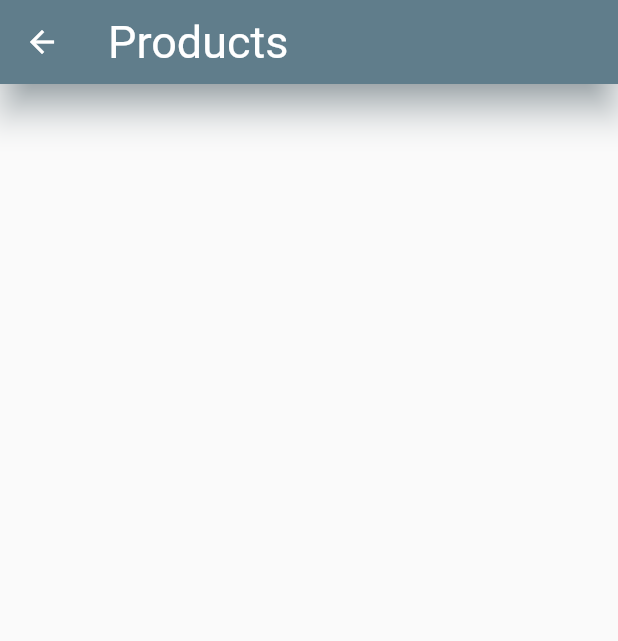
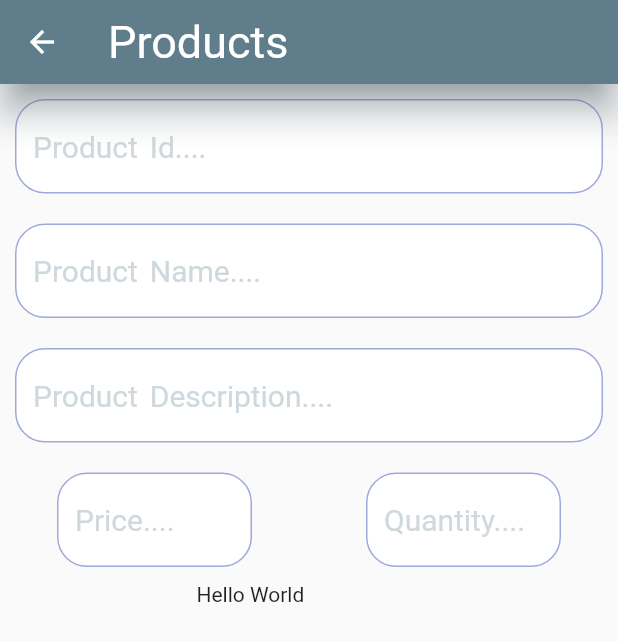
Before and after one commit to VivekTailor19/invoice_built, a Flutter app: the AddItems screen opened by its route, on a phone screen of 412 x 824 dp. Shown: the top 641 px of the screen. Run offline on Flutter 3.47's test engine with Material 2 defaults, Android fonts, the phone set to English and light mode, and no system bars.

Commit message:
invoice generate using flutter

```diff
--- a/lib/items/additem.dart
+++ b/lib/items/additem.dart
@@ -1,4 +1,5 @@
 import 'package:flutter/material.dart';
+import 'package:invoice_built/homescreen.dart';
 
 class AddItems extends StatefulWidget {
   const AddItems({Key? key}) : super(key: key);
@@ -8,11 +9,40 @@ class AddItems extends StatefulWidget {
 }
 
 class _AddItemsState extends State<AddItems> {
+
+  TextEditingController iid = TextEditingController();
+  TextEditingController iname = TextEditingController();
+  TextEditingController iprice = TextEditingController();
+  TextEditingController iqty = TextEditingController();
+
+  int total = 0;
+
+
+
   @override
   Widget build(BuildContext context) {
     return Scaffold(
       appBar: AppBar(backgroundColor: Colors.blueGrey.shade500,
         title: Text("Products",style: TextStyle(fontSize: 30,color: Colors.white)),),
+
+      body: Column(
+        children: [
+          Info(hint: "Product Id....",kboard: TextInputType.text,controller: iname),
+          Info(hint: "Product Name....",kboard: TextInputType.text,controller: iname),
+          Info(hint: "Product Description....",kboard: TextInputType.text,controller: iname),
+          Row(mainAxisAlignment: MainAxisAlignment.spaceAround,
+            children: [
+            Container(width: 150,child: Info(hint: "Price....",kboard: TextInputType.text,controller: iname)),
+            Container(width: 150,child: Info(hint: "Quantity....",kboard: TextInputType.text,controller: iname))
+          ],),
+          Container(width: 150,child: Text("Hello World")),
+
+
+        ],
+      ),
     );
   }
 }
+
+// Items
+// Name, Description, Price, Quantity, Total Price
--- /dev/null
+++ b/lib/items/item_modal.dart
@@ -0,0 +1,6 @@
+class Items_Modal
+{
+  String? iid,iname,idata,iprice,iqty,itotal,itax;
+
+  Items_Modal({this.iid,this.iname, this.idata,this.iprice, this.iqty, this.itotal,});
+}
```
